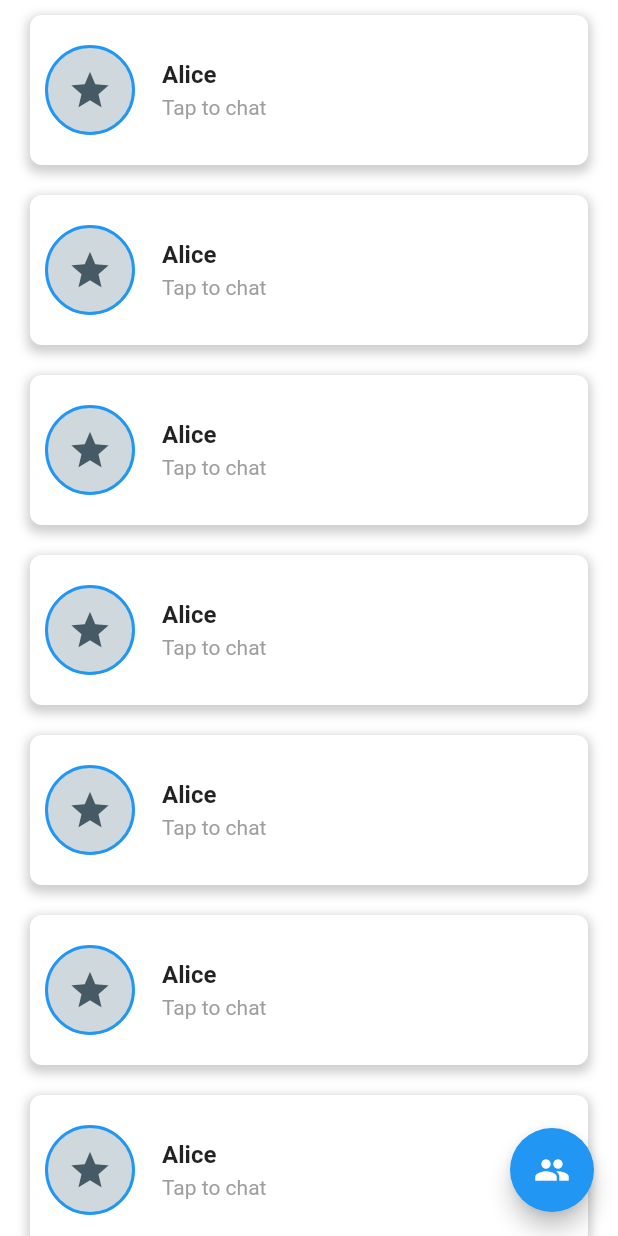
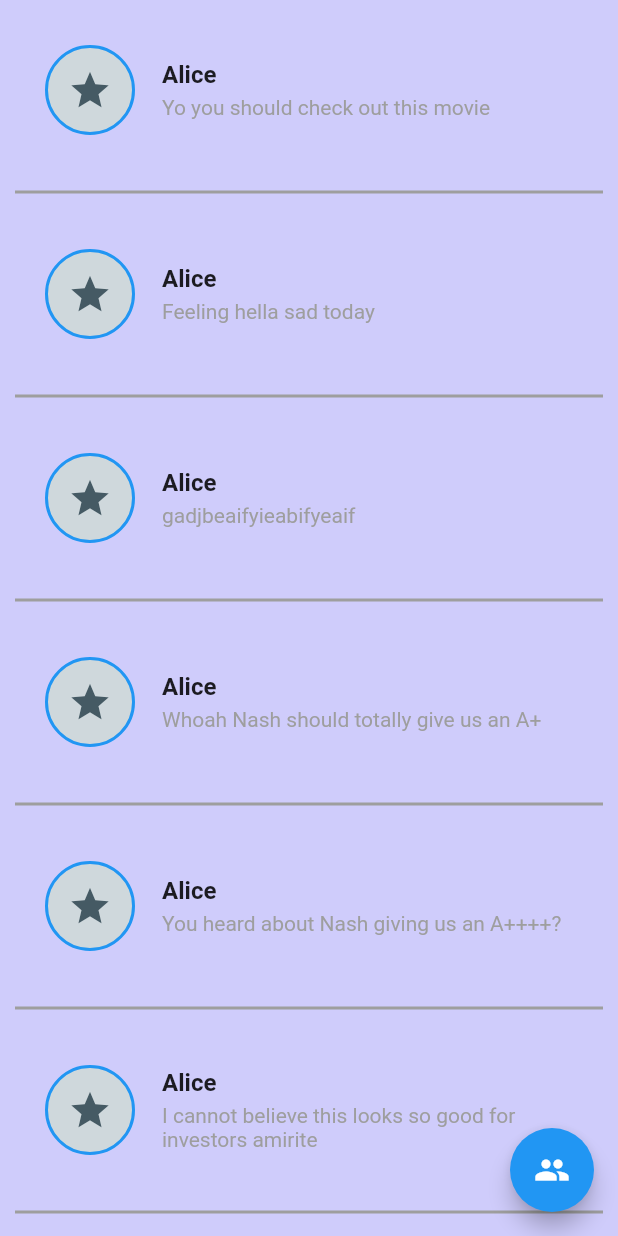
Before and after one commit to tlee85/MoodMagic, a Flutter app: the SocialPage screen opened directly, on a phone screen of 412 x 824 dp. Run offline on Flutter 3.47's test engine with Material 2 defaults, Android fonts, the phone set to English and light mode, and no system bars; our stand-ins replace google_nav_bar, introduction_screen, shared_preferences, table_calendar; accounts and stored records are empty.

Commit message:
social page update

```diff
--- a/mood_magic/lib/pages/social_page.dart
+++ b/mood_magic/lib/pages/social_page.dart
@@ -8,7 +8,7 @@ class SocialPage extends StatelessWidget {
   @override
   Widget build(BuildContext context) {
     return Scaffold(
-      backgroundColor: Colors.white,
+      backgroundColor: const Color.fromRGBO(207, 204, 251, 1),
       body: Padding(
         padding: const EdgeInsets.symmetric(horizontal: 10.0),
         child: ListView.builder(
@@ -34,6 +34,18 @@ class SocialPage extends StatelessWidget {
     String username = getRandomUsername();
     IconData randomIcon = getRandomIcon();
 
+    // List of possible text choices
+    List<String> chatTexts = [
+      'Yo you should check out this movie',
+      'Feeling hella sad today',
+      'gadjbeaifyieabifyeaif',
+      'Whoah Nash should totally give us an A+',
+      'You heard about Nash giving us an A++++?',
+      'I cannot believe this looks so good for investors amirite',
+      'hahahahahahahahah',
+      'wowzers',
+    ];
+
     return InkWell(
       onTap: () {
         Navigator.push(
@@ -46,20 +58,14 @@ class SocialPage extends StatelessWidget {
           ),
         );
       },
-      child: Container(
+      child: Column(
+        children: [
+          Container(
             height: 100,
             margin: const EdgeInsets.all(10),
             decoration: BoxDecoration(
               borderRadius: BorderRadius.circular(8),
-          color: Colors.white,
-          boxShadow: [
-            BoxShadow(
-              color: Colors.grey.withOpacity(0.5),
-              spreadRadius: 2,
-              blurRadius: 5,
-              offset: Offset(0, 3),
-            ),
-          ],
+              color: const Color.fromRGBO(207, 204, 251, 1),
             ),
             child: Row(
               children: [
@@ -100,7 +106,9 @@ class SocialPage extends StatelessWidget {
                         ),
                         SizedBox(height: 4),
                         Text(
-                      'Tap to chat',
+                          chatTexts[index %
+                              chatTexts
+                                  .length], // Choose sequentially from the list
                           style: TextStyle(
                             color: Colors.grey,
                             fontSize: 14,
@@ -112,6 +120,12 @@ class SocialPage extends StatelessWidget {
                 ),
               ],
             ),
+          ),
+          Divider(
+            color: Colors.grey,
+            thickness: 2,
+          ),
+        ],
       ),
     );
   }
@@ -170,20 +184,31 @@ class FriendsPage extends StatelessWidget {
         body: Padding(
           padding: const EdgeInsets.all(0.0),
           child: SingleChildScrollView(
-          child: Column(children: <Widget>[
-            FriendsBox(), FriendsBox(), FriendsBox(), FriendsBox(), FriendsBox(),
-            FriendsBox(), FriendsBox(), FriendsBox(), FriendsBox(), FriendsBox(),
-            FriendsBox(), FriendsBox(), FriendsBox(), FriendsBox(), FriendsBox(),
+            child: Column(
+              children: <Widget>[
+                FriendsBox(),
+                FriendsBox(),
+                FriendsBox(),
+                FriendsBox(),
+                FriendsBox(),
+                FriendsBox(),
+                FriendsBox(),
+                FriendsBox(),
+                FriendsBox(),
+                FriendsBox(),
+                FriendsBox(),
+                FriendsBox(),
+                FriendsBox(),
+                FriendsBox(),
+                FriendsBox(),
               ],
             ),
           ),
-      )
-    );
+        ));
   }
 }
 
 class FriendsBox extends StatelessWidget {
-
   @override
   Widget build(BuildContext context) {
     return Container(
@@ -192,8 +217,7 @@ class FriendsBox extends StatelessWidget {
         decoration: BoxDecoration(
             border: Border(
           bottom: BorderSide(width: 2, color: Colors.grey),
-        )
-      ),
+        )),
         child: Scaffold(
             body: Row(
           children: [
@@ -219,9 +243,7 @@ class FriendsBox extends StatelessWidget {
             ),
             Text(getRandomUsername()),
           ],
-        )
-      )
-    );
+        )));
   }
 
   String getRandomUsername() {
@@ -314,7 +336,8 @@ class _MessageThreadPageState extends State<MessageThreadPage> {
   }
 
   Future<void> loadMessages() async {
-    List<String> savedMessages = prefs.getStringList('messages_${widget.username}') ?? [];
+    List<String> savedMessages =
+        prefs.getStringList('messages_${widget.username}') ?? [];
     setState(() {
       messages = savedMessages;
     });
@@ -425,7 +448,8 @@ class _MessageThreadPageState extends State<MessageThreadPage> {
         ],
       ),
       child: Row(
-        mainAxisAlignment: isMe ? MainAxisAlignment.end : MainAxisAlignment.start,
+        mainAxisAlignment:
+            isMe ? MainAxisAlignment.end : MainAxisAlignment.start,
         children: [
           if (!isMe)
             // Profile Picture for received messages
```
Lines whose indentation alone changed are shown as unchanged.
